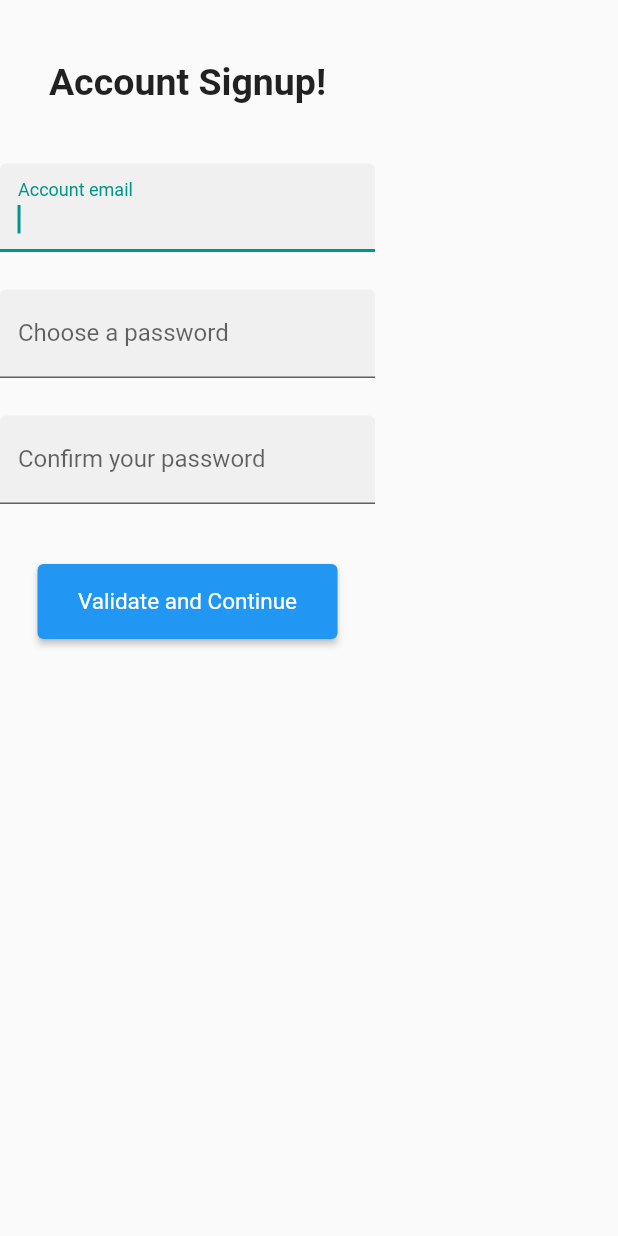
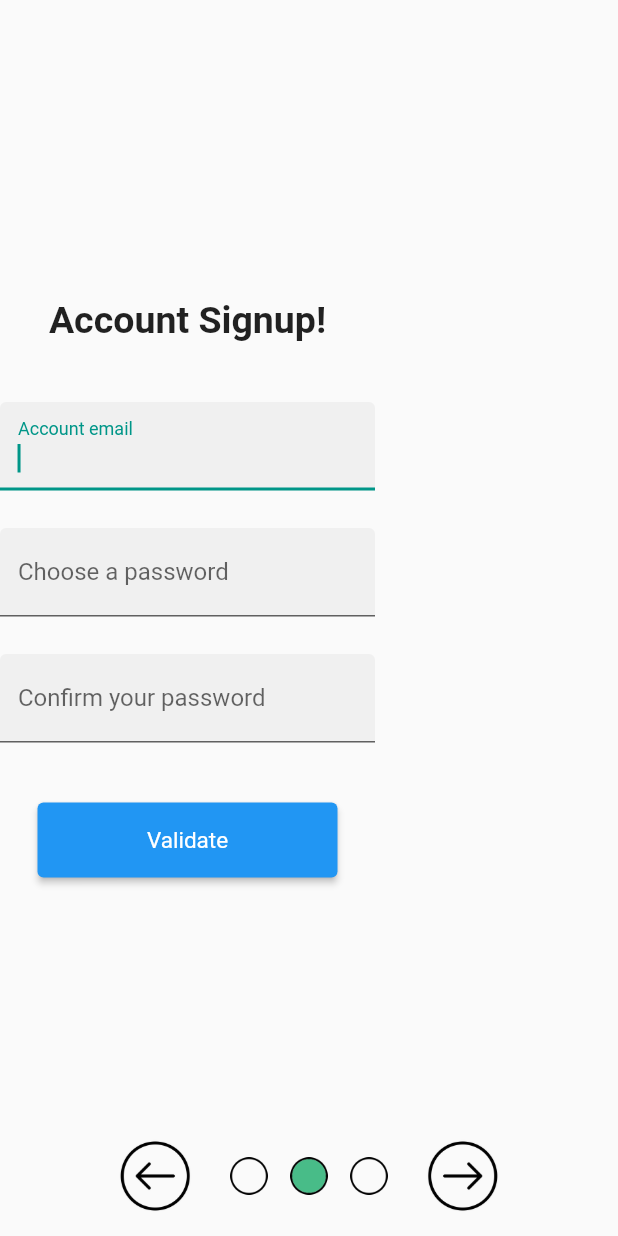
Before and after one commit to ElijahMSmith/StudentConnectionPlatformFrontEnd, a Flutter app: the screen it shows after launch, after a tap on "Sign up", on a phone screen of 412 x 824 dp. Run offline on Flutter 3.47's test engine with Material 2 defaults, Android fonts, the phone set to English and light mode, and no system bars.

Commit message:
Finished account details, translating widget to signup scaffold

```diff
--- a/student_connection_platform_frontend/TODOS.txt
+++ b/student_connection_platform_frontend/TODOS.txt
@@ -1,9 +1,8 @@
-- Signup form
-    - Account Details
-        - Back button
-        - Toggle hide password (false initially)
-        - Fix column centering
-        - Check on phone formatting
+- Signup
+    - Get individual signup widgets centered in signup scaffold
+    - Turn arrows into buttons
+    - Swap pages with buttons
+    - Return data to signup - possible without Navigator and page routing?
 - Content page
     - Frame with bottom tabs to three other pages
     - Implement those tab pages
--- a/student_connection_platform_frontend/lib/main.dart
+++ b/student_connection_platform_frontend/lib/main.dart
@@ -23,9 +23,7 @@ class AppHome extends StatelessWidget {
         initialRoute: '/Signin',
         routes: {
           '/Signin': (context) => SigninForm(appName),
-          '/Signup/1': (context) => AccountDetails(appName),
-          '/Signup/2': (context) => UserOverview(appName),
-          '/Signup/3': (context) => UserDetails(appName),
+          '/Signup': (context) => SignupForm(appName),
           '/ContentFrame': (context) => ContentFrame(appName),
         });
   }
--- a/student_connection_platform_frontend/lib/pages/SignupSections/AccountDetails.dart
+++ b/student_connection_platform_frontend/lib/pages/SignupSections/AccountDetails.dart
@@ -61,6 +61,7 @@ class _AccountDetailsState extends State<AccountDetails> {
       key: _formKey,
       child: Column(
         crossAxisAlignment: CrossAxisAlignment.center,
+        mainAxisAlignment: MainAxisAlignment.center,
         children: <Widget>[
           // Welcome message
           SizedBox(
@@ -69,8 +70,7 @@ class _AccountDetailsState extends State<AccountDetails> {
 
           Text('Account Signup!',
               textAlign: TextAlign.center,
-                      style:
-                          TextStyle(fontWeight: FontWeight.bold, fontSize: 25)),
+              style: TextStyle(fontWeight: FontWeight.bold, fontSize: 25)),
 
           SizedBox(
             height: 40,
@@ -138,8 +138,7 @@ class _AccountDetailsState extends State<AccountDetails> {
             width: 250,
             child: TextFormField(
               validator: (value) {
-                        if (value != _password)
-                          return 'Passwords don\'t match!';
+                if (value != _password) return 'Passwords don\'t match!';
                 return null;
               },
               decoration: InputDecoration(
@@ -155,14 +154,12 @@ class _AccountDetailsState extends State<AccountDetails> {
           ),
 
           ConstrainedBox(
-                    constraints:
-                        BoxConstraints.tightFor(width: 200, height: 50),
+            constraints: BoxConstraints.tightFor(width: 200, height: 50),
             child: ElevatedButton(
-                      child: Text('Validate and Continue'),
+              child: Text('Validate'),
               style: ElevatedButton.styleFrom(
                   primary: Colors.blue,
-                          textStyle:
-                              TextStyle(fontSize: 15, color: Colors.white)),
+                  textStyle: TextStyle(fontSize: 15, color: Colors.white)),
               onPressed: () {
                 // Checks the input fields are not empty
 
@@ -175,6 +172,8 @@ class _AccountDetailsState extends State<AccountDetails> {
               },
             ),
           ),
-                ])));
+        ],
+      ),
+    ));
   }
 }
--- a/student_connection_platform_frontend/lib/pages/signin.dart
+++ b/student_connection_platform_frontend/lib/pages/signin.dart
@@ -191,7 +191,7 @@ class _SigninFormState extends State<SigninForm> {
                       // Moves to signup page, current page is still on the Navigator stack underneath
                       // Optional page transition sample:
                       // https://github.com/flutter/samples/blob/master/animations/lib/src/basics/02_page_route_builder.dart
-                      Navigator.pushNamed(context, '/Signup/1');
+                      Navigator.pushNamed(context, '/Signup');
                     },
                   ),
                 ),
--- a/student_connection_platform_frontend/lib/pages/signup.dart
+++ b/student_connection_platform_frontend/lib/pages/signup.dart
@@ -1,4 +1,5 @@
 import 'package:flutter/material.dart';
+import 'package:student_connection_platform_frontend/pages/SignupSections/AccountDetails.dart';
 
 // Once finished on signup:
 // Navigator.pop(context) - pop the current page off the Navigator stack
@@ -22,6 +23,73 @@ class SignupForm extends StatefulWidget {
 class _SignupFormState extends State<SignupForm> {
   @override
   Widget build(BuildContext context) {
-    return Scaffold();
+    return Scaffold(
+      body: Column(
+        children: <Widget>[
+          Expanded(
+            child: AccountDetails(_appName),
+          ),
+          Padding(
+            padding: const EdgeInsets.all(15),
+            child: Align(
+              alignment: FractionalOffset.bottomCenter,
+              child: Row(
+                mainAxisAlignment: MainAxisAlignment.center,
+                children: <Widget>[
+                  // Backwards button
+                  Image(
+                    image: AssetImage('assets/images/BackwardsButton.png'),
+                    width: 50,
+                    height: 50,
+                  ),
+
+                  SizedBox(
+                    width: 25,
+                  ),
+
+                  // Page tracker dots
+                  Image(
+                    image: AssetImage('assets/images/EmptyDot.png'),
+                    width: 25,
+                    height: 25,
+                  ),
+
+                  SizedBox(
+                    width: 15,
+                  ),
+
+                  Image(
+                    image: AssetImage('assets/images/FilledDot.png'),
+                    width: 25,
+                    height: 25,
+                  ),
+
+                  SizedBox(
+                    width: 15,
+                  ),
+
+                  Image(
+                    image: AssetImage('assets/images/EmptyDot.png'),
+                    width: 25,
+                    height: 25,
+                  ),
+
+                  SizedBox(
+                    width: 25,
+                  ),
+
+                  // Forwards button
+                  Image(
+                    image: AssetImage('assets/images/ForwardsButton.png'),
+                    width: 50,
+                    height: 50,
+                  )
+                ],
+              ),
+            ),
+          ),
+        ],
+      ),
+    );
   }
 }
--- a/student_connection_platform_frontend/pubspec.yaml
+++ b/student_connection_platform_frontend/pubspec.yaml
@@ -44,6 +44,12 @@ flutter:
   # the material Icons class.
   uses-material-design: true
 
+  assets:
+   - assets/images/ForwardsButton.png
+   - assets/images/BackwardsButton.png
+   - assets/images/FilledDot.png
+   - assets/images/EmptyDot.png
+
   # To add assets to your application, add an assets section, like this:
   # assets:
   #   - images/a_dot_burr.jpeg
```
Also changed, not shown: student_connection_platform_frontend/assets/images/BackwardsButton.png (added), student_connection_platform_frontend/assets/images/EmptyDot.png (added), student_connection_platform_frontend/assets/images/FilledDot.png (added), student_connection_platform_frontend/assets/images/ForwardsButton.png (added). Lines whose indentation alone changed are shown as unchanged.
